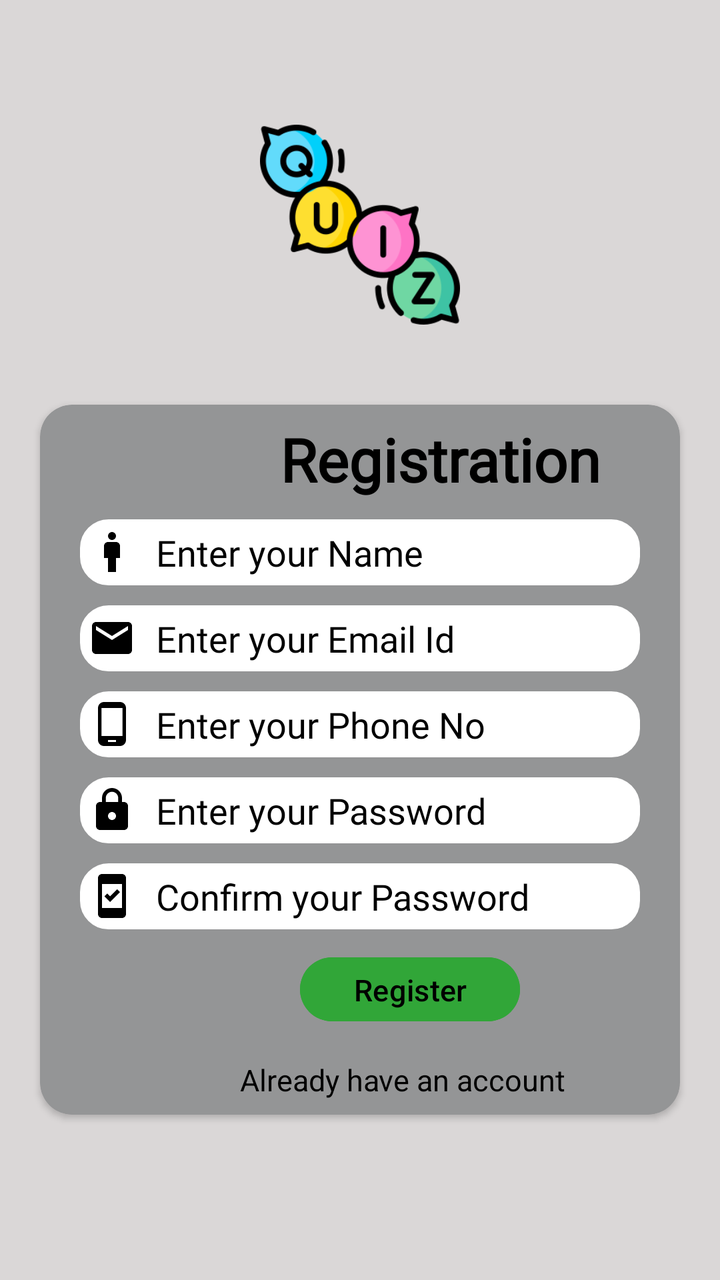
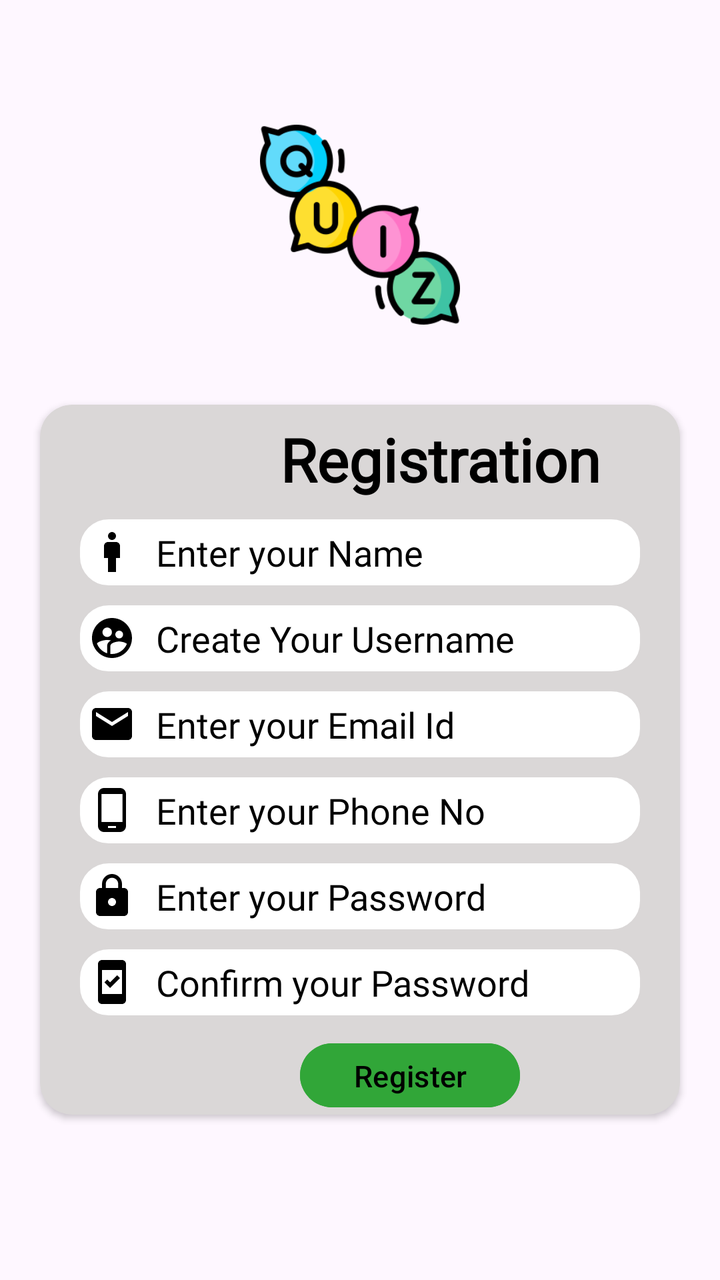

An Android layout rendered at two revisions. The XML below is the earlier revision; the diff shows what the commit changed to produce the second picture.
<!-- AndroidManifest.xml: application theme Theme.EduQuiz -->
<!-- res/layout/activity_register.xml -->
<?xml version="1.0" encoding="utf-8"?>
<LinearLayout xmlns:android="http://schemas.android.com/apk/res/android"
    xmlns:app="http://schemas.android.com/apk/res-auto"
    android:id="@+id/main"
    android:layout_width="match_parent"
    android:layout_height="match_parent"
    android:orientation="vertical"
    android:gravity="center"
    android:background="@color/gray2">

    <ImageView
        android:layout_width="100dp"
        android:layout_height="100dp"
        android:src="@drawable/quizlogo"
        android:layout_marginBottom="20dp" />
    
    <androidx.cardview.widget.CardView
        android:layout_width="match_parent"
        android:layout_height="355dp"
        android:layout_margin="20dp"
        app:cardCornerRadius="16dp"
        android:elevation="100dp"
        android:backgroundTint="@color/gray">

        <LinearLayout
            android:layout_width="match_parent"
            android:layout_height="match_parent"
            android:orientation="vertical">



        <TextView
            android:layout_width="wrap_content"
            android:layout_height="wrap_content"
            android:text="Registration"
            android:textSize="30dp"
            android:textColor="@color/black"
            android:textStyle="bold"
            android:fontFamily="@font/caveat_brush"
            android:layout_marginLeft="120dp"
            android:layout_marginTop="7dp"/>

            <EditText
                android:id="@+id/etregname"
                android:layout_width="match_parent"
                android:layout_height="33dp"
                android:layout_marginLeft="20dp"
                android:layout_marginRight="20dp"
                android:layout_marginTop="10dp"
                android:background="@drawable/edit"
                android:backgroundTint="@color/white"
                android:drawableStart="@drawable/man_24"
                android:fontFamily="@font/alice"
                android:hint="Enter your Name"
                android:padding="4dp"
                android:textColor="@color/black"
                android:textColorHint="@color/black"
                android:textStyle="normal"
                android:drawablePadding="10dp"/>

            <EditText
                android:id="@+id/etregemailid"
                android:layout_width="match_parent"
                android:layout_height="33dp"
                android:layout_marginTop="10dp"
                android:layout_marginRight="20dp"
                android:background="@drawable/edit"
                android:layout_marginLeft="20dp"
                android:backgroundTint="@color/white"
                android:hint="Enter your Email Id"
                android:textColorHint="@color/black"
                android:fontFamily="@font/alice"
                android:drawableStart="@drawable/email"
                android:padding="4dp"
                android:textColor="@color/black"
                android:drawablePadding="10dp"/>

            <EditText
                android:id="@+id/etregphno"
                android:layout_width="match_parent"
                android:layout_height="33dp"
                android:layout_marginTop="10dp"
                android:layout_marginRight="20dp"
                android:background="@drawable/edit"
                android:layout_marginLeft="20dp"
                android:backgroundTint="@color/white"
                android:hint="Enter your Phone No"
                android:textColorHint="@color/black"
                android:fontFamily="@font/alice"
                android:drawableStart="@drawable/phone_logo"
                android:padding="4dp"
                android:drawablePadding="10dp"
                android:textColor="@color/black"
                android:inputType="number"/>

            <EditText
                android:id="@+id/etregpwd"
                android:layout_width="match_parent"
                android:layout_height="33dp"
                android:layout_marginTop="10dp"
                android:layout_marginRight="20dp"
                android:background="@drawable/edit"
                android:layout_marginLeft="20dp"
                android:backgroundTint="@color/white"
                android:hint="Enter your Password"
                android:textColorHint="@color/black"
                android:fontFamily="@font/alice"
                android:drawableStart="@drawable/passwordlogo"
                android:padding="4dp"
                android:textColor="@color/black"
                android:inputType="numberPassword"
                android:drawablePadding="10dp"/>

            <EditText
                android:id="@+id/etregconfirmpwd"
                android:layout_width="match_parent"
                android:layout_height="33dp"
                android:layout_marginTop="10dp"
                android:layout_marginRight="20dp"
                android:background="@drawable/edit"
                android:layout_marginLeft="20dp"
                android:backgroundTint="@color/white"
                android:hint="Confirm your Password"
                android:textColorHint="@color/black"
                android:fontFamily="@font/alice"
                android:drawableStart="@drawable/confirmpwd"
                android:padding="4dp"
                android:inputType="numberPassword"
                android:textColor="@color/black"
                android:drawablePadding="10dp"/>


            <Button
                android:id="@+id/btregregister"
                android:layout_width="110dp"
                android:layout_height="40dp"
                android:layout_marginTop="10dp"
                android:backgroundTint="@color/green"
                android:text="Register"
                android:textSize="15dp"
                android:textColor="@color/black"
                android:layout_marginLeft="130dp"/>

            <TextView
                android:id="@+id/tvregalreadyacc"
                android:layout_width="wrap_content"
                android:layout_height="wrap_content"
                android:text="Already have an account"
                android:textColor="@color/black"
                android:layout_marginLeft="100dp"
                android:layout_marginTop="15dp"
                android:textSize="15dp"
                />






        </LinearLayout>

    </androidx.cardview.widget.CardView>
    
    
        
</LinearLayout>
<!-- resources referenced by this layout -->
<resources>
  <color name="black">#FF000000</color>
  <color name="gray">#949596</color>
  <color name="gray2">#DAD7D7</color>
  <color name="green">#31A638</color>
  <color name="white">#FFFFFFFF</color>
  <!-- drawable confirmpwd (drawable) -->
  <vector xmlns:android="http://schemas.android.com/apk/res/android" android:height="24dp" android:tint="#000000" android:viewportHeight="24" android:viewportWidth="24" android:width="24dp">
        
      <path android:fillColor="@android:color/white" android:pathData="M17,1H7C5.9,1 5,1.9 5,3v18c0,1.1 0.9,2 2,2h10c1.1,0 2,-0.9 2,-2V3C19,1.9 18.1,1 17,1zM17,18H7V6h10V18zM16,10.05l-1.41,-1.41l-3.54,3.54l-1.41,-1.41l-1.41,1.41L11.05,15L16,10.05z"/>
      
  </vector>
  <!-- drawable edit (drawable) -->
  <?xml version="1.0" encoding="utf-8"?>
  <shape  android:shape="rectangle"
      xmlns:android="http://schemas.android.com/apk/res/android">
      <corners android:radius="14dp"/>
      <stroke android:color="@color/white" android:width="0.6dp"/>
      <solid android:color="@color/white"/>
      <size android:height="10dp"/>
  
  </shape>
  <!-- drawable email (drawable) -->
  <vector xmlns:android="http://schemas.android.com/apk/res/android" android:height="24dp" android:tint="#000000" android:viewportHeight="24" android:viewportWidth="24" android:width="24dp">
        
      <path android:fillColor="@android:color/white" android:pathData="M20,4L4,4c-1.1,0 -1.99,0.9 -1.99,2L2,18c0,1.1 0.9,2 2,2h16c1.1,0 2,-0.9 2,-2L22,6c0,-1.1 -0.9,-2 -2,-2zM20,8l-8,5 -8,-5L4,6l8,5 8,-5v2z"/>
      
  </vector>
  <!-- drawable man_24 (drawable) -->
  <vector xmlns:android="http://schemas.android.com/apk/res/android" android:height="24dp" android:tint="#000000" android:viewportHeight="24" android:viewportWidth="24" android:width="24dp">
        
      <path android:fillColor="@android:color/white" android:pathData="M14,7h-4C8.9,7 8,7.9 8,9v6h2v7h4v-7h2V9C16,7.9 15.1,7 14,7z"/>
        
      <path android:fillColor="@android:color/white" android:pathData="M12,4m-2,0a2,2 0,1 1,4 0a2,2 0,1 1,-4 0"/>
      
  </vector>
  <!-- drawable phone_logo (drawable) -->
  <vector xmlns:android="http://schemas.android.com/apk/res/android" android:height="24dp" android:tint="#000000" android:viewportHeight="24" android:viewportWidth="24" android:width="24dp">
        
      <path android:fillColor="@android:color/white" android:pathData="M16,1L8,1C6.34,1 5,2.34 5,4v16c0,1.66 1.34,3 3,3h8c1.66,0 3,-1.34 3,-3L19,4c0,-1.66 -1.34,-3 -3,-3zM14,21h-4v-1h4v1zM17.25,18L6.75,18L6.75,4h10.5v14z"/>
      
  </vector>
  <style name="Theme.EduQuiz" parent="Base.Theme.EduQuiz" />
  <style name="Base.Theme.EduQuiz" parent="Theme.Material3.DayNight.NoActionBar">
          
          
      </style>
  <!-- unchanged entries left out for length: 2 -->
</resources>

<!-- the commit's change to res/layout/activity_register.xml (unified diff, before → after) -->
@@ -5,8 +5,7 @@
     android:layout_width="match_parent"
     android:layout_height="match_parent"
     android:orientation="vertical"
-    android:gravity="center"
-    android:background="@color/gray2">
+    android:gravity="center">
 
     <ImageView
         android:layout_width="100dp"
@@ -20,7 +19,7 @@
         android:layout_margin="20dp"
         app:cardCornerRadius="16dp"
         android:elevation="100dp"
-        android:backgroundTint="@color/gray">
+        android:backgroundTint="@color/gray2">
 
         <LinearLayout
             android:layout_width="match_parent"
@@ -52,6 +51,24 @@
                 android:drawableStart="@drawable/man_24"
                 android:fontFamily="@font/alice"
                 android:hint="Enter your Name"
+                android:padding="4dp"
+                android:textColor="@color/black"
+                android:textColorHint="@color/black"
+                android:textStyle="normal"
+                android:drawablePadding="10dp"/>
+
+            <EditText
+                android:id="@+id/etregname"
+                android:layout_width="match_parent"
+                android:layout_height="33dp"
+                android:layout_marginLeft="20dp"
+                android:layout_marginRight="20dp"
+                android:layout_marginTop="10dp"
+                android:background="@drawable/edit"
+                android:backgroundTint="@color/white"
+                android:drawableStart="@drawable/usernamelogo"
+                android:fontFamily="@font/alice"
+                android:hint="Create Your Username"
                 android:padding="4dp"
                 android:textColor="@color/black"
                 android:textColorHint="@color/black"
<!-- resource entries referenced after the edit -->
@@ -1,7 +1,6 @@
 <!-- resources referenced by this layout -->
 <resources>
   <color name="black">#FF000000</color>
-  <color name="gray">#949596</color>
   <color name="gray2">#DAD7D7</color>
   <color name="green">#31A638</color>
   <color name="white">#FFFFFFFF</color>
@@ -41,6 +40,12 @@
       <path android:fillColor="@android:color/white" android:pathData="M16,1L8,1C6.34,1 5,2.34 5,4v16c0,1.66 1.34,3 3,3h8c1.66,0 3,-1.34 3,-3L19,4c0,-1.66 -1.34,-3 -3,-3zM14,21h-4v-1h4v1zM17.25,18L6.75,18L6.75,4h10.5v14z"/>
       
   </vector>
+  <!-- drawable usernamelogo (drawable) -->
+  <vector xmlns:android="http://schemas.android.com/apk/res/android" android:height="24dp" android:tint="#000000" android:viewportHeight="24" android:viewportWidth="24" android:width="24dp">
+        
+      <path android:fillColor="@android:color/white" android:pathData="M11.99,2c-5.52,0 -10,4.48 -10,10s4.48,10 10,10 10,-4.48 10,-10 -4.48,-10 -10,-10zM15.6,8.34c1.07,0 1.93,0.86 1.93,1.93 0,1.07 -0.86,1.93 -1.93,1.93 -1.07,0 -1.93,-0.86 -1.93,-1.93 -0.01,-1.07 0.86,-1.93 1.93,-1.93zM9.6,6.76c1.3,0 2.36,1.06 2.36,2.36 0,1.3 -1.06,2.36 -2.36,2.36s-2.36,-1.06 -2.36,-2.36c0,-1.31 1.05,-2.36 2.36,-2.36zM9.6,15.89v3.75c-2.4,-0.75 -4.3,-2.6 -5.14,-4.96 1.05,-1.12 3.67,-1.69 5.14,-1.69 0.53,0 1.2,0.08 1.9,0.22 -1.64,0.87 -1.9,2.02 -1.9,2.68zM11.99,20c-0.27,0 -0.53,-0.01 -0.79,-0.04v-4.07c0,-1.42 2.94,-2.13 4.4,-2.13 1.07,0 2.92,0.39 3.84,1.15 -1.17,2.97 -4.06,5.09 -7.45,5.09z"/>
+      
+  </vector>
   <style name="Theme.EduQuiz" parent="Base.Theme.EduQuiz" />
   <style name="Base.Theme.EduQuiz" parent="Theme.Material3.DayNight.NoActionBar">
           
